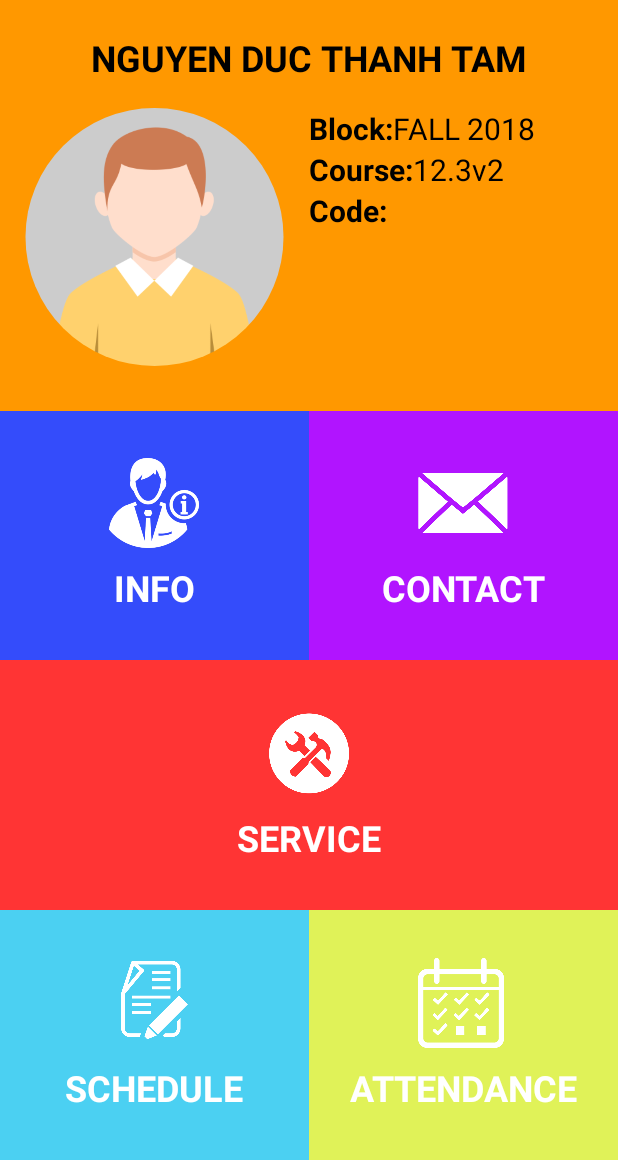
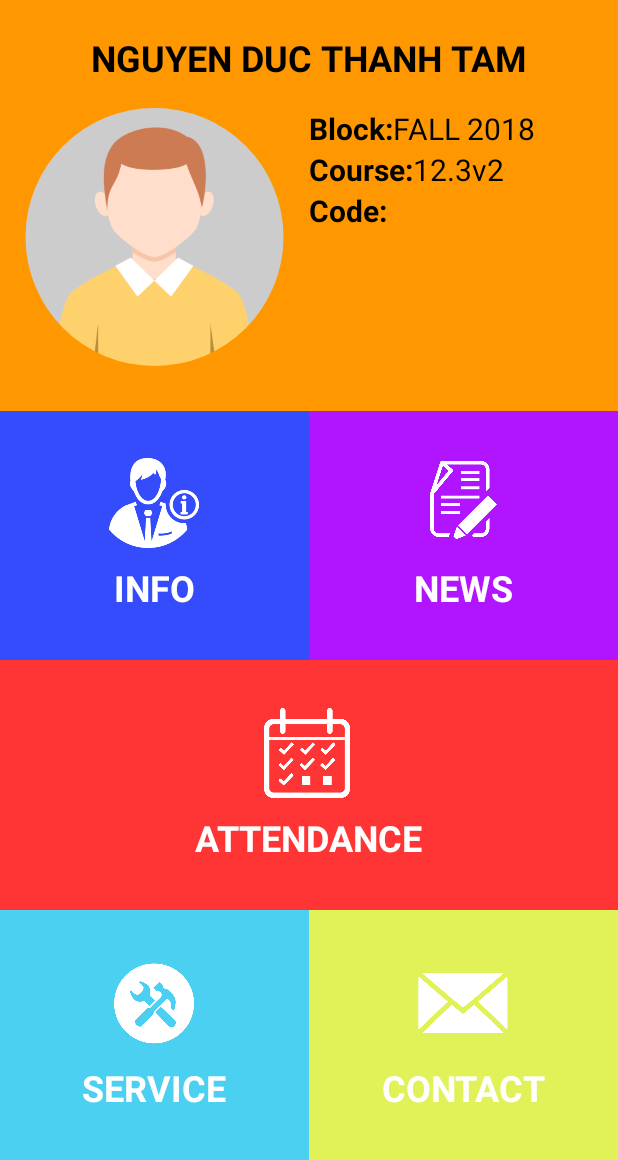
Before and after one commit to minhducgithub/duan, an Android app: the screen it shows after launch (HomeActivity), on a phone screen of 412 x 824 dp, the part 76-1236 px from its top. Run offline under Robolectric (Android 15) with nearby library versions, the phone set to English and light mode, and no system bars; our stand-ins replace CircleImageView, Picasso; pictures from the network do not load; 1 statement that could not run was skipped.

Commit message:
update news

```diff
--- a/app/src/main/AndroidManifest.xml
+++ b/app/src/main/AndroidManifest.xml
@@ -57,7 +57,7 @@
 
         </activity>
 
-        <activity android:name=".ScheduleActivity" />
+        <activity android:name=".NewsActivity" />
 
         <activity android:name=".AttendanceActivity">
 
--- a/app/src/main/java/com/example/mrrs/schoolhelper/HomeActivity.java
+++ b/app/src/main/java/com/example/mrrs/schoolhelper/HomeActivity.java
@@ -9,17 +9,14 @@ import android.support.v7.widget.Toolbar;
 import android.util.Log;
 import android.view.KeyEvent;
 import android.view.View;
-import android.view.Window;
-import android.view.WindowManager;
 import android.widget.ImageView;
 import android.widget.LinearLayout;
 import android.widget.TextView;
 import android.widget.Toast;
-import com.example.mrrs.schoolhelper.InfoActivity;
+
 import com.example.mrrs.schoolhelper.model.Student;
 import com.example.mrrs.schoolhelper.service.APIService;
 import com.example.mrrs.schoolhelper.service.Dataservice;
-import com.example.mrrs.schoolhelper.welcome.WelcomeActivity;
 import com.squareup.picasso.Picasso;
 
 import java.io.IOException;
@@ -84,8 +81,6 @@ public class HomeActivity extends AppCompatActivity implements View.OnClickListe
                 if (t instanceof IOException) {
                     Toast.makeText(HomeActivity.this, "this is an actual network failure!", Toast.LENGTH_SHORT).show();
                     // logging probably not necessary
-                    Intent numbersIntent = new Intent(HomeActivity.this, HomeActivity.class);
-                    startActivity(numbersIntent);
                 }
                 else {
                     Toast.makeText(HomeActivity.this, "conversion issue! big problems :(", Toast.LENGTH_SHORT).show();
@@ -131,7 +126,7 @@ public class HomeActivity extends AppCompatActivity implements View.OnClickListe
                 break;
             case R.id.home_option_schedule:
                 Log.d("Clicked", "Schedule");
-                changeScreen(HomeActivity.this, ScheduleActivity.class);
+                changeScreen(HomeActivity.this, NewsActivity.class);
                 break;
             case R.id.home_option_attendance:
                 Log.d("Clicked", "Attendance");
--- a/app/src/main/java/com/example/mrrs/schoolhelper/service/APIConnect.java
+++ b/app/src/main/java/com/example/mrrs/schoolhelper/service/APIConnect.java
@@ -1,7 +1,7 @@
 package com.example.mrrs.schoolhelper.service;
 
 public class APIConnect {
-    public static final String IP = "192.168.1.71";
+    public static final String IP = "192.168.1.12";
     public static final String HOST_URL = "http://"+IP+"/SchoolHelper/Server/";
     public static final String URL_FEEDBACK = HOST_URL+"feedback.php";
     public static final String URL_FORGOT= HOST_URL+"resetpassword.php";
--- a/app/src/main/res/layout/activity_home.xml
+++ b/app/src/main/res/layout/activity_home.xml
@@ -184,6 +184,102 @@
             </LinearLayout>
             <!--Contact-->
             <LinearLayout
+                android:id="@+id/home_option_schedule"
+                android:layout_weight="1"
+                android:layout_width="0dp"
+                android:orientation="vertical"
+                android:clickable="true"
+                android:layout_gravity="center"
+                android:gravity="center"
+                android:background="@color/home_contact"
+                android:layout_height="match_parent">
+                <!--Icon-->
+                <ImageView
+                    android:src="@drawable/ic_schedule"
+                    android:adjustViewBounds="true"
+                    android:tint="@color/white"
+                    android:layout_width="@dimen/home_icon_option_width"
+                    android:layout_height="@dimen/home_icon_option_height" />
+                <!--Label-->
+                <TextView
+                    android:text="@string/news"
+                    android:textColor="@color/white"
+                    android:textStyle="bold"
+                    android:textSize="@dimen/home_option_label"
+                    android:layout_marginTop="@dimen/home_option_mrgTop_lbl"
+                    android:layout_width="wrap_content"
+                    android:layout_height="wrap_content" />
+            </LinearLayout>
+
+        </LinearLayout>
+
+        <!--Row content: Service-->
+        <LinearLayout
+            android:id="@+id/home_option_attendance"
+            android:layout_width="match_parent"
+            android:layout_height="0dp"
+            android:orientation="vertical"
+            android:layout_weight="1"
+            android:gravity="center"
+            android:background="@color/home_service"
+            android:weightSum="2">
+
+            <!--Icon-->
+            <ImageView
+                android:src="@drawable/ic_attendance"
+                android:adjustViewBounds="true"
+                android:tint="@color/white"
+                android:layout_width="@dimen/home_icon_option_width"
+                android:layout_height="@dimen/home_icon_option_height" />
+
+            <!--Label-->
+            <TextView
+                android:text="@string/attendance"
+                android:textColor="@color/white"
+                android:textStyle="bold"
+                android:textSize="@dimen/home_option_label"
+                android:layout_marginTop="@dimen/home_option_mrgTop_lbl"
+                android:layout_width="wrap_content"
+                android:layout_height="wrap_content" />
+        </LinearLayout>
+
+        <!--Row content: Schedule and Attendance options-->
+        <LinearLayout
+            android:layout_width="match_parent"
+            android:layout_height="0dp"
+            android:orientation="horizontal"
+            android:layout_weight="1"
+            android:weightSum="2">
+            <!--SCHEDULE-->
+            <LinearLayout
+                android:id="@+id/home_option_Service"
+                android:layout_weight="1"
+                android:layout_width="0dp"
+                android:orientation="vertical"
+                android:clickable="true"
+                android:layout_gravity="center"
+                android:gravity="center"
+                android:background="@color/home_schedule"
+                android:layout_height="match_parent">
+                <!--Icon-->
+                <ImageView
+                    android:src="@drawable/ic_service"
+                    android:adjustViewBounds="true"
+                    android:tint="@color/white"
+                    android:layout_width="@dimen/home_icon_option_width"
+                    android:layout_height="@dimen/home_icon_option_height" />
+                <!--Label-->
+                <TextView
+                    android:text="@string/service"
+                    android:textColor="@color/white"
+                    android:textStyle="bold"
+                    android:textSize="@dimen/home_option_label"
+                    android:layout_marginTop="@dimen/home_option_mrgTop_lbl"
+                    android:layout_width="wrap_content"
+                    android:layout_height="wrap_content" />
+            </LinearLayout>
+            <!--ATTENDANCE-->
+            <LinearLayout
                 android:id="@+id/home_option_contact"
                 android:layout_weight="1"
                 android:layout_width="0dp"
@@ -191,7 +287,7 @@
                 android:clickable="true"
                 android:layout_gravity="center"
                 android:gravity="center"
-                android:background="@color/home_contact"
+                android:background="@color/home_attendance"
                 android:layout_height="match_parent">
                 <!--Icon-->
                 <ImageView
@@ -209,113 +305,6 @@
                     android:layout_marginTop="@dimen/home_option_mrgTop_lbl"
                     android:layout_width="wrap_content"
                     android:layout_height="wrap_content" />
-            </LinearLayout>
-
-        </LinearLayout>
-
-        <!--Row content: Service-->
-        <LinearLayout
-            android:id="@+id/home_option_Service"
-            android:layout_width="match_parent"
-            android:layout_height="0dp"
-            android:orientation="vertical"
-            android:layout_weight="1"
-            android:gravity="center"
-            android:background="@color/home_service"
-            android:weightSum="2">
-
-            <!--Icon-->
-            <ImageView
-                android:src="@drawable/ic_service"
-                android:adjustViewBounds="true"
-                android:tint="@color/white"
-                android:layout_width="@dimen/home_icon_option_width"
-                android:layout_height="@dimen/home_icon_option_height" />
-
-            <!--Label-->
-
-            <TextView
-                android:text="@string/service"
-                android:textColor="@color/white"
-                android:textStyle="bold"
-                android:textSize="@dimen/home_option_label"
-                android:layout_marginTop="@dimen/home_option_mrgTop_lbl"
-                android:layout_width="wrap_content"
-                android:layout_height="wrap_content" />
-
-        </LinearLayout>
-
-        <!--Row content: Schedule and Attendance options-->
-        <LinearLayout
-            android:layout_width="match_parent"
-            android:layout_height="0dp"
-            android:orientation="horizontal"
-            android:layout_weight="1"
-            android:weightSum="2">
-
-            <!--SCHEDULE-->
-            <LinearLayout
-                android:id="@+id/home_option_schedule"
-                android:layout_weight="1"
-                android:layout_width="0dp"
-                android:orientation="vertical"
-                android:clickable="true"
-                android:layout_gravity="center"
-                android:gravity="center"
-                android:background="@color/home_schedule"
-                android:layout_height="match_parent">
-
-                <!--Icon-->
-                <ImageView
-                    android:src="@drawable/ic_schedule"
-                    android:adjustViewBounds="true"
-                    android:tint="@color/white"
-                    android:layout_width="@dimen/home_icon_option_width"
-                    android:layout_height="@dimen/home_icon_option_height" />
-
-                <!--Label-->
-
-                <TextView
-                    android:text="@string/schedule"
-                    android:textColor="@color/white"
-                    android:textStyle="bold"
-                    android:textSize="@dimen/home_option_label"
-                    android:layout_marginTop="@dimen/home_option_mrgTop_lbl"
-                    android:layout_width="wrap_content"
-                    android:layout_height="wrap_content" />
-
-            </LinearLayout>
-
-            <!--ATTENDANCE-->
-            <LinearLayout
-                android:id="@+id/home_option_attendance"
-                android:layout_weight="1"
-                android:layout_width="0dp"
-                android:orientation="vertical"
-                android:clickable="true"
-                android:layout_gravity="center"
-                android:gravity="center"
-                android:background="@color/home_attendance"
-                android:layout_height="match_parent">
-
-                <!--Icon-->
-                <ImageView
-                    android:src="@drawable/ic_attendance"
-                    android:adjustViewBounds="true"
-                    android:tint="@color/white"
-                    android:layout_width="@dimen/home_icon_option_width"
-                    android:layout_height="@dimen/home_icon_option_height" />
-
-                <!--Label-->
-
-                <TextView
-                    android:text="@string/attendance"
-                    android:textColor="@color/white"
-                    android:textStyle="bold"
-                    android:textSize="@dimen/home_option_label"
-                    android:layout_marginTop="@dimen/home_option_mrgTop_lbl"
-                    android:layout_width="wrap_content"
-                    android:layout_height="wrap_content" />
 
             </LinearLayout>
 
--- a/app/src/main/res/values/strings.xml
+++ b/app/src/main/res/values/strings.xml
@@ -44,7 +44,7 @@
     <string name="info">INFO</string>
     <string name="contact">CONTACT</string>
     <string name="service">SERVICE</string>
-    <string name="schedule">SCHEDULE</string>
+    <string name="news">NEWS</string>
     <string name="attendance">ATTENDANCE</string>
     <string name="contact_title">Please type your mind into form</string>
     <string name="contact_lbl_title">Title</string>
```
Also changed, not shown: app/src/main/java/com/example/mrrs/schoolhelper/NewsActivity.java (added, +50 -0 lines), app/src/main/java/com/example/mrrs/schoolhelper/ScheduleActivity.java (deleted, +0 -27 lines), app/src/main/res/layout/activity_news.xml (renamed from app/src/main/res/layout/activity_schedule.xml, +7 -3 lines).
